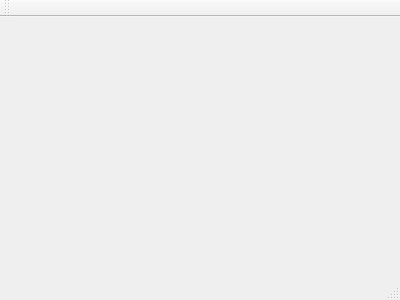
lacie-life/FruitCountingEngine, file Engine/Engine/ui/mainwindow.ui: the form before one commit.
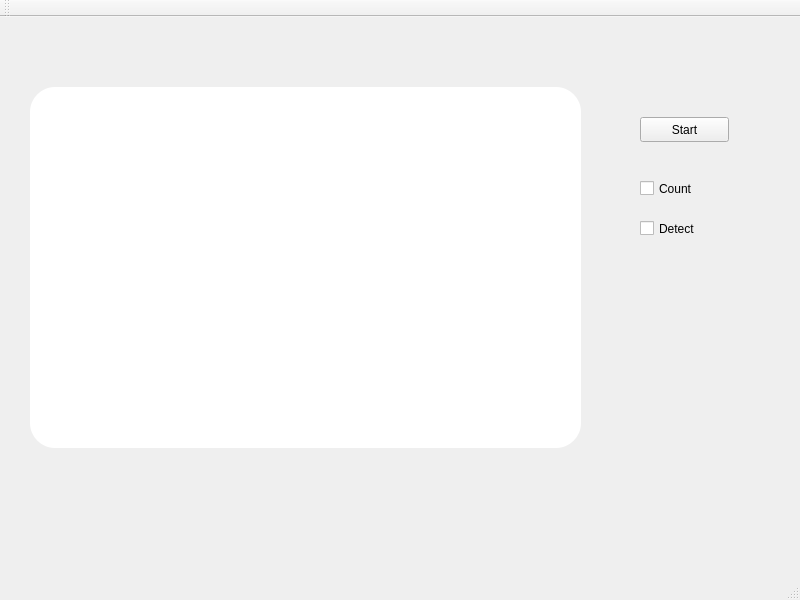
The form after the commit.

```diff
--- a/Engine/Engine/ui/mainwindow.ui
+++ b/Engine/Engine/ui/mainwindow.ui
@@ -1,24 +1,95 @@
 <ui version="4.0">
  <class>MainWindow</class>
- <widget class="QMainWindow" name="MainWindow" >
-  <property name="geometry" >
+ <widget class="QMainWindow" name="MainWindow">
+  <property name="geometry">
    <rect>
     <x>0</x>
     <y>0</y>
-    <width>400</width>
-    <height>300</height>
+    <width>800</width>
+    <height>600</height>
    </rect>
   </property>
   <property name="windowTitle" >
    <string>MainWindow</string>
   </property>
-  <widget class="QMenuBar" name="menuBar" />
-  <widget class="QToolBar" name="mainToolBar" />
-  <widget class="QWidget" name="centralWidget" />
-  <widget class="QStatusBar" name="statusBar" />
+  <widget class="QWidget" name="centralWidget">
+   <widget class="QLabel" name="imageView">
+    <property name="geometry">
+     <rect>
+      <x>20</x>
+      <y>70</y>
+      <width>561</width>
+      <height>361</height>
+     </rect>
+    </property>
+    <property name="styleSheet">
+     <string notr="true">margin-left: 10px; border-radius: 25px; background: white; color: #4A0C46;</string>
+    </property>
+    <property name="text">
+     <string/>
+    </property>
+   </widget>
+   <widget class="QPushButton" name="startButton">
+    <property name="geometry">
+     <rect>
+      <x>640</x>
+      <y>100</y>
+      <width>89</width>
+      <height>25</height>
+     </rect>
+    </property>
+    <property name="text">
+     <string>Start</string>
+    </property>
+   </widget>
+   <widget class="QCheckBox" name="countCheck">
+    <property name="geometry">
+     <rect>
+      <x>640</x>
+      <y>160</y>
+      <width>92</width>
+      <height>23</height>
+     </rect>
+    </property>
+    <property name="text">
+     <string>Count</string>
+    </property>
+   </widget>
+   <widget class="QCheckBox" name="detecCheck">
+    <property name="geometry">
+     <rect>
+      <x>640</x>
+      <y>200</y>
+      <width>92</width>
+      <height>23</height>
+     </rect>
+    </property>
+    <property name="text">
+     <string>Detect</string>
+    </property>
+   </widget>
+  </widget>
+  <widget class="QMenuBar" name="menuBar">
+   <property name="geometry">
+    <rect>
+     <x>0</x>
+     <y>0</y>
+     <width>800</width>
+     <height>22</height>
+    </rect>
+   </property>
+  </widget>
+  <widget class="QToolBar" name="mainToolBar">
+   <attribute name="toolBarArea">
+    <enum>TopToolBarArea</enum>
+   </attribute>
+   <attribute name="toolBarBreak">
+    <bool>false</bool>
+   </attribute>
+  </widget>
+  <widget class="QStatusBar" name="statusBar"/>
  </widget>
- <layoutDefault spacing="6" margin="11" />
- <pixmapfunction></pixmapfunction>
+ <layoutdefault spacing="6" margin="11"/>
  <resources/>
  <connections/>
 </ui>
```
Left out of the diff: 3 changed lines with no effect on the pictures.
